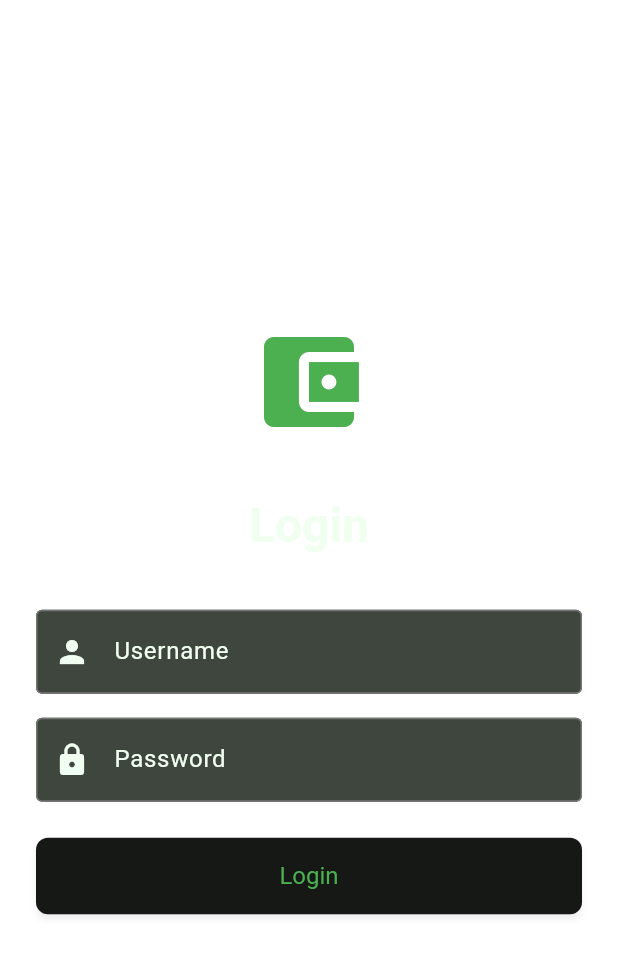
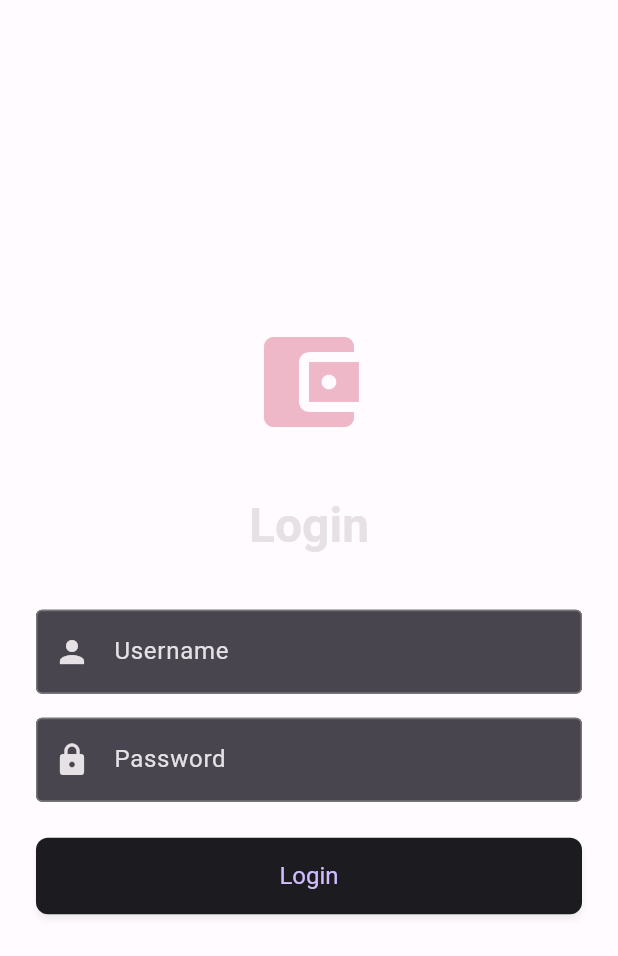
Before and after one commit to dark-cli/deptmaster, a Flutter app: the screen it shows after launch, on a phone screen of 412 x 824 dp. Shown: the top 956 px of the screen. Run offline on Flutter 3.47's test engine with Material 3 defaults, Android fonts, the phone set to English and light mode, and no system bars; our stand-ins replace flutter_riverpod, google_fonts, hive, hive_flutter, local_auth, shared_preferences; accounts and stored records are empty; network calls fail; Roboto replaces fonts that are missing (Tajawal).

Commit message:
revert: Back to Material Design 3 default colors
- Replaced Kaleem.dev custom colors with Material 3 defaults
- Using standard Material 3 color scheme (blue seed)
- Simplified Give/Received to use error (red) and success (green)
- Removed custom gradients, using Material 3 solid backgrounds
- Clean, standard Material 3 appearance

```diff
--- a/mobile/lib/utils/app_colors.dart
+++ b/mobile/lib/utils/app_colors.dart
@@ -5,62 +5,61 @@ import 'package:flutter/material.dart';
 class AppColors {
   AppColors._(); // Private constructor to prevent instantiation
 
-  // Light Mode Colors - Exact Kaleem.dev Palette
-  static const Color lightPrimary = Color(0xFF964A4A); // Reddish-brown accent
-  static const Color lightPrimaryDark = Color(0xFF7A3B3B); // Darker reddish-brown
-  static const Color lightSecondary = Color(0xFF964A4A); // Same as accent
-  static const Color lightSecondaryDark = Color(0xFF7A3B3B); // Darker variant
-  static const Color lightTertiary = Color(0xFF964A4A); // Accent color
-  static const Color lightTertiaryDark = Color(0xFF7A3B3B); // Darker accent
-  static const Color lightError = Color(0xFFDC2626); // Red 600
+  // Light Mode Colors - Material Design 3 Defaults
+  // Using Material 3 default blue seed color
+  static const Color lightPrimary = Color(0xFF6750A4); // Material 3 default primary
+  static const Color lightPrimaryDark = Color(0xFF4F378B); // Darker primary
+  static const Color lightSecondary = Color(0xFF625B71); // Material 3 default secondary
+  static const Color lightSecondaryDark = Color(0xFF4A4458); // Darker secondary
+  static const Color lightTertiary = Color(0xFF7D5260); // Material 3 default tertiary
+  static const Color lightTertiaryDark = Color(0xFF633B48); // Darker tertiary
+  static const Color lightError = Color(0xFFBA1A1A); // Material 3 default error
   static const Color lightSuccess = Color(0xFF16A34A); // Green 600
   static const Color lightWarning = Color(0xFFF59E0B); // Amber 500
-  // Background: Gradient from #F5E7DE → #F2BFA4 (beige to peach)
-  static const Color lightBackground = Color(0xFFF5E7DE); // Beige/cream - start of gradient
-  static const Color lightBackgroundEnd = Color(0xFFF2BFA4); // Peach - end of gradient
-  static const Color lightSurface = Color(0xFFFFFFFF); // White header background
-  static const Color lightSurfaceVariant = Color(0xFFF5F5F5); // Very light gray
+  static const Color lightBackground = Color(0xFFFFFBFE); // Material 3 default background
+  static const Color lightBackgroundEnd = Color(0xFFFFFBFE); // Same for no gradient
+  static const Color lightSurface = Color(0xFFFFFBFE); // Material 3 default surface
+  static const Color lightSurfaceVariant = Color(0xFFE7E0EC); // Material 3 surface variant
   static const Color lightOnPrimary = Color(0xFFFFFFFF); // White
   static const Color lightOnSecondary = Color(0xFFFFFFFF); // White
-  static const Color lightOnSurface = Color(0xFF34495E); // Dark blue-gray - header text
-  static const Color lightOnBackground = Color(0xFF34495E); // Dark blue-gray - black
-  static const Color lightGray = Color(0xFFDCDCDC); // Light gray (220, 220, 220)
-  static const Color lightGrayLight = Color(0xFFF5F5F5); // Very light gray (245, 245, 245)
-  static const Color lightGrayDark = Color(0xFF212529); // Dark gray (33, 37, 41)
+  static const Color lightOnSurface = Color(0xFF1C1B1F); // Material 3 on surface
+  static const Color lightOnBackground = Color(0xFF1C1B1F); // Material 3 on background
+  static const Color lightGray = Color(0xFF79747E); // Material 3 outline
+  static const Color lightGrayLight = Color(0xFFE7E0EC); // Surface variant
+  static const Color lightGrayDark = Color(0xFF49454F); // On surface variant
 
-  // Dark Mode Colors - Exact Kaleem.dev Palette
-  static const Color darkPrimary = Color(0xFF4CAF50); // Green accent
-  static const Color darkPrimaryLight = Color(0xFF66BB6A); // Lighter green
-  static const Color darkPrimaryDark = Color(0xFF388E3C); // Darker green
-  static const Color darkSecondary = Color(0xFF4CAF50); // Same as accent
-  static const Color darkSecondaryLight = Color(0xFF66BB6A); // Lighter green
-  static const Color darkSecondaryDark = Color(0xFF388E3C); // Darker variant
-  static const Color darkTertiary = Color(0xFF4CAF50); // Accent color
-  static const Color darkTertiaryLight = Color(0xFF66BB6A); // Lighter green
-  static const Color darkError = Color(0xFFF87171); // Red 400
-  static const Color darkSuccess = Color(0xFF4CAF50); // Green accent
+  // Dark Mode Colors - Material Design 3 Defaults
+  static const Color darkPrimary = Color(0xFFD0BCFF); // Material 3 default primary (light)
+  static const Color darkPrimaryLight = Color(0xFFEADDFF); // Lighter primary
+  static const Color darkPrimaryDark = Color(0xFFB69DF8); // Darker primary
+  static const Color darkSecondary = Color(0xFFCCC2DC); // Material 3 default secondary
+  static const Color darkSecondaryLight = Color(0xFFE8DEF8); // Lighter secondary
+  static const Color darkSecondaryDark = Color(0xFFB0A6C0); // Darker secondary
+  static const Color darkTertiary = Color(0xFFEFB8C8); // Material 3 default tertiary
+  static const Color darkTertiaryLight = Color(0xFFF2D8E4); // Lighter tertiary
+  static const Color darkError = Color(0xFFFFB4AB); // Material 3 default error
+  static const Color darkSuccess = Color(0xFF4ADE80); // Green 400
   static const Color darkWarning = Color(0xFFFBBF24); // Amber 400
-  // Background: Gradient from #1E221E → #151815 (dark green-black gradient)
-  static const Color darkBackground = Color(0xFF1E221E); // Dark green-black - start of gradient
-  static const Color darkBackgroundEnd = Color(0xFF151815); // Very dark green-black - end of gradient
-  static const Color darkSurface = Color(0xFF151815); // Very dark green-black - header background
-  static const Color darkSurfaceVariant = Color(0xFF3E463E); // Dark green-gray
-  static const Color darkOnPrimary = Color(0xFFFFFFFF); // White
-  static const Color darkOnSecondary = Color(0xFFFFFFFF); // White
-  static const Color darkOnSurface = Color(0xFFF0FFF0); // Light green-tinted white - header text
-  static const Color darkOnBackground = Color(0xFFF0FFF0); // Light green-tinted white - black
-  static const Color darkGray = Color(0xFF3C463C); // Dark green-gray (60, 70, 60)
-  static const Color darkGrayLight = Color(0xFF1E231E); // Very dark green-gray (30, 35, 30)
-  static const Color darkGrayDark = Color(0xFFF0FFF0); // Light green-tinted white (240, 255, 240)
+  static const Color darkBackground = Color(0xFF1C1B1F); // Material 3 default background
+  static const Color darkBackgroundEnd = Color(0xFF1C1B1F); // Same for no gradient
+  static const Color darkSurface = Color(0xFF1C1B1F); // Material 3 default surface
+  static const Color darkSurfaceVariant = Color(0xFF49454F); // Material 3 surface variant
+  static const Color darkOnPrimary = Color(0xFF381E72); // Material 3 on primary
+  static const Color darkOnSecondary = Color(0xFF332D41); // Material 3 on secondary
+  static const Color darkOnSurface = Color(0xFFE6E1E5); // Material 3 on surface
+  static const Color darkOnBackground = Color(0xFFE6E1E5); // Material 3 on background
+  static const Color darkGray = Color(0xFF938F99); // Material 3 outline
+  static const Color darkGrayLight = Color(0xFF49454F); // Surface variant
+  static const Color darkGrayDark = Color(0xFFCAC4D0); // On surface variant
 
-  // Semantic Colors for Give/Received - Fits Kaleem.dev theme
-  // Light Mode: Give = reddish-brown (accent), Received = warm teal
-  static const Color lightGive = Color(0xFF964A4A); // Reddish-brown - matches accent
-  static const Color lightReceived = Color(0xFF0D9488); // Warm teal - complements beige background
+  // Semantic Colors for Give/Received - Material 3 defaults
+  // Light Mode: Give = red (error), Received = green (success)
+  static const Color lightGive = Color(0xFFBA1A1A); // Material 3 error - red
+  static const Color lightReceived = Color(0xFF16A34A); // Green 600 - success
 
-  // Dark Mode: Give = green (accent), Received = warm amber
-  static const Color darkGive = Color(0xFF4CAF50); // Green - matches accent
-  static const Color darkReceived = Color(0xFFF59E0B); // Warm amber - complements dark green
+  // Dark Mode: Give = red (error), Received = green (success)
+  static const Color darkGive = Color(0xFFFFB4AB); // Material 3 error - light red
+  static const Color darkReceived = Color(0xFF4ADE80); // Green 400 - success
 
   // Semantic Colors (Balance) - Respects flipColors setting
   // These will be used with Consumer to watch flipColorsProvider
--- a/mobile/lib/utils/app_theme.dart
+++ b/mobile/lib/utils/app_theme.dart
@@ -64,7 +64,7 @@ class AppTheme {
       useMaterial3: true,
       colorScheme: colorScheme,
       brightness: Brightness.light,
-      scaffoldBackgroundColor: Colors.transparent, // Allow gradient to show through
+      scaffoldBackgroundColor: AppColors.lightBackground, // Material 3 default
 
       // Typography with Tajawal font (Kaleem.dev)
       textTheme: _buildTextTheme(GoogleFonts.tajawalTextTheme(), false),
@@ -365,7 +365,7 @@ class AppTheme {
       useMaterial3: true,
       colorScheme: colorScheme,
       brightness: Brightness.dark,
-      scaffoldBackgroundColor: Colors.transparent, // Allow gradient to show through
+      scaffoldBackgroundColor: AppColors.lightBackground, // Material 3 default
 
       // Typography with Tajawal font (Kaleem.dev)
       textTheme: _buildTextTheme(GoogleFonts.tajawalTextTheme(), true),
@@ -383,7 +383,7 @@ class AppTheme {
           color: AppColors.darkOnSurface,
           size: 24,
         ),
-        backgroundColor: AppColors.darkSurface, // #151815 - solid
+        backgroundColor: AppColors.darkSurface, // Material 3 default
         foregroundColor: AppColors.darkOnSurface,
         surfaceTintColor: Colors.transparent,
         shadowColor: Colors.black.withOpacity(0.08),
@@ -558,7 +558,7 @@ class AppTheme {
       // Navigation bar theme (Material 3) - Solid dark green-black (Kaleem.dev)
       navigationBarTheme: NavigationBarThemeData(
         elevation: 0,
-        backgroundColor: AppColors.darkSurface, // #151815 - solid
+        backgroundColor: AppColors.darkSurface, // Material 3 default
         indicatorColor: AppColors.darkSurfaceVariant,
         labelTextStyle: MaterialStateProperty.resolveWith((states) {
           if (states.contains(MaterialState.selected)) {
```
